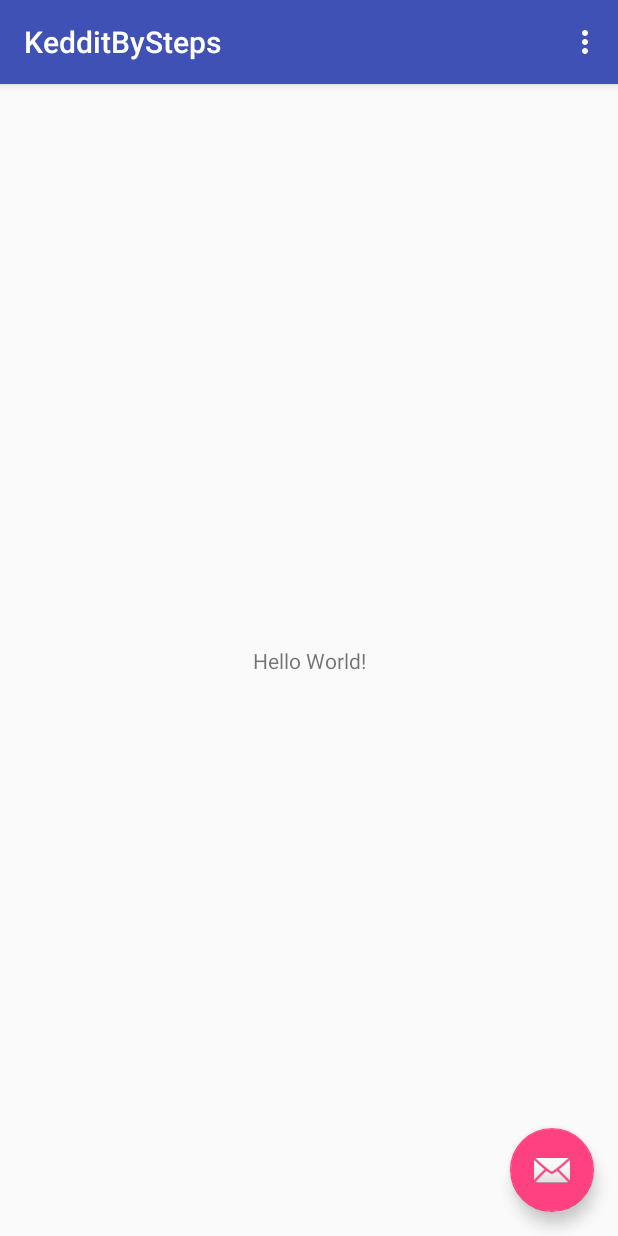
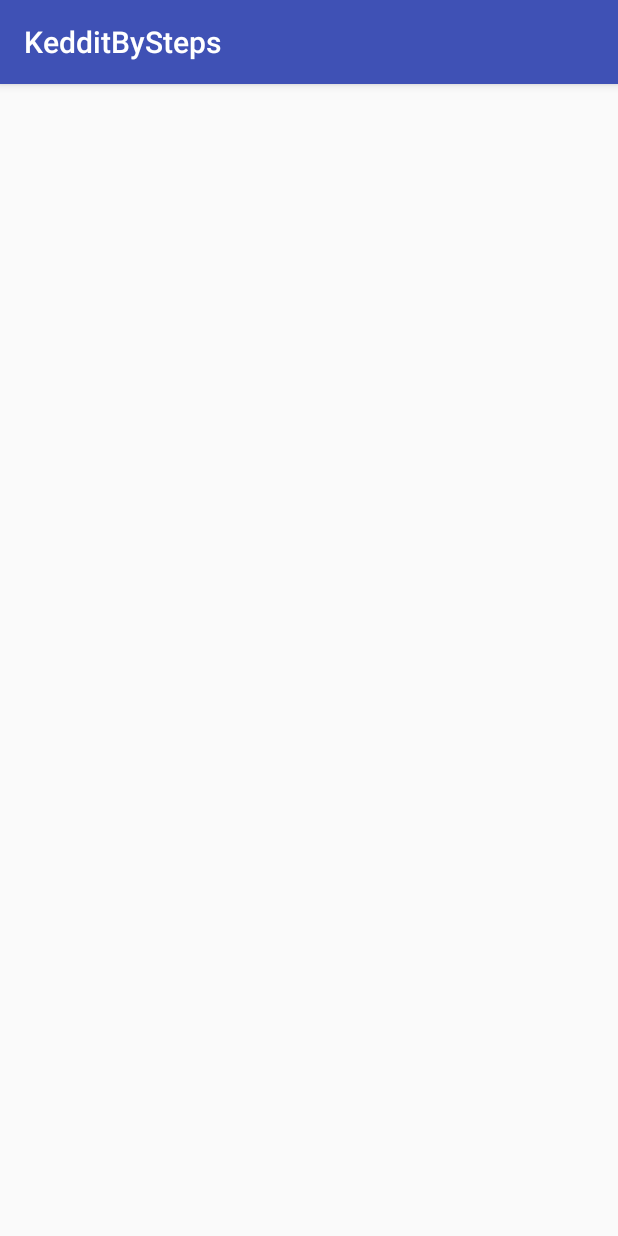
Before and after one commit to theFrantic/KedditBySteps, an Android app: the screen it shows after launch (MainActivity), on a phone screen of 412 x 824 dp. Run offline under Robolectric (Android 15) with nearby library versions, the phone set to English and light mode, and no system bars.

Commit message:
Part 2: MainActivity.kt: Syntax, Null Safety and more…

```diff
--- a/app/src/main/res/layout/activity_main.xml
+++ b/app/src/main/res/layout/activity_main.xml
@@ -21,14 +21,11 @@
 
     </android.support.design.widget.AppBarLayout>
 
-    <include layout="@layout/content_main"/>
-
-    <android.support.design.widget.FloatingActionButton
-        android:id="@+id/fab"
-        android:layout_width="wrap_content"
-        android:layout_height="wrap_content"
-        android:layout_gravity="bottom|end"
-        android:layout_margin="@dimen/fab_margin"
-        app:srcCompat="@android:drawable/ic_dialog_email" />
+    <FrameLayout
+        android:id="@+id/activity_base_content"
+        app:layout_behavior="@string/appbar_scrolling_view_behavior"
+        android:layout_width="match_parent"
+        android:layout_height="match_parent">
+    </FrameLayout>
 
 </android.support.design.widget.CoordinatorLayout>
--- a/app/src/main/res/layout/content_main.xml
+++ /dev/null
@@ -1,21 +0,0 @@
-<?xml version="1.0" encoding="utf-8"?>
-<android.support.constraint.ConstraintLayout
-    xmlns:android="http://schemas.android.com/apk/res/android"
-    xmlns:tools="http://schemas.android.com/tools"
-    xmlns:app="http://schemas.android.com/apk/res-auto"
-    android:layout_width="match_parent"
-    android:layout_height="match_parent"
-    app:layout_behavior="@string/appbar_scrolling_view_behavior"
-    tools:showIn="@layout/activity_main"
-    tools:context="com.whilchy.kedditbysteps.MainActivity">
-
-    <TextView
-        android:layout_width="wrap_content"
-        android:layout_height="wrap_content"
-        android:text="Hello World!"
-        app:layout_constraintBottom_toBottomOf="parent"
-        app:layout_constraintLeft_toLeftOf="parent"
-        app:layout_constraintRight_toRightOf="parent"
-        app:layout_constraintTop_toTopOf="parent" />
-
-</android.support.constraint.ConstraintLayout>
```
Also changed, not shown: app/src/main/kotlin/com/whilchy/kedditbysteps/MainActivity.kt (+31 -26 lines).
